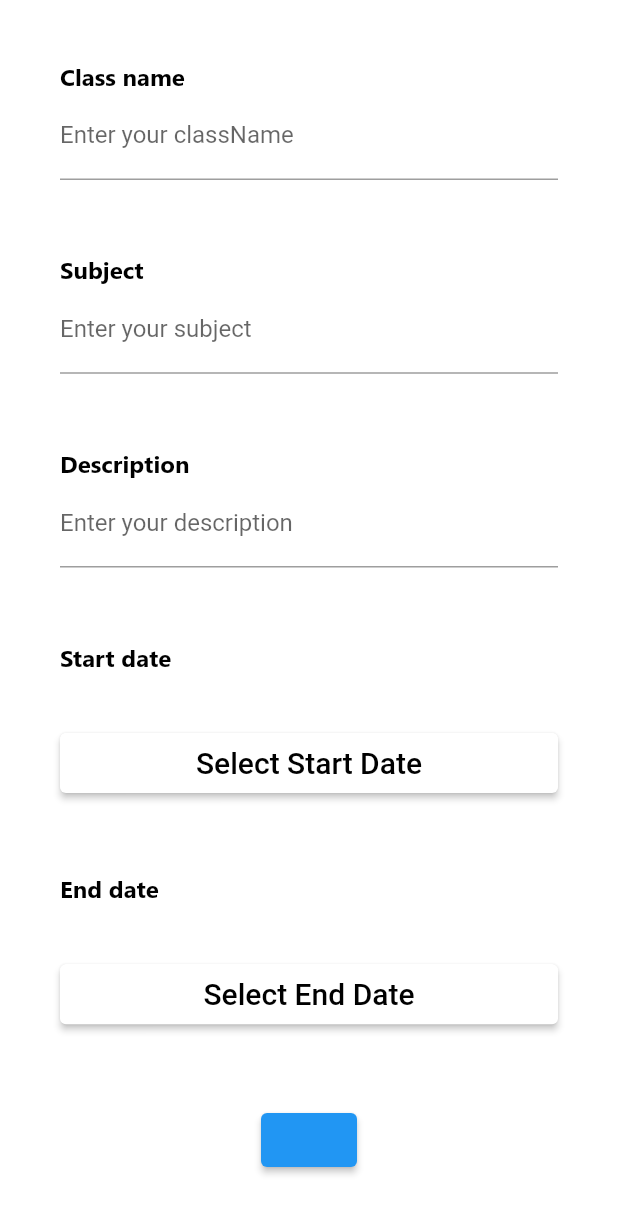
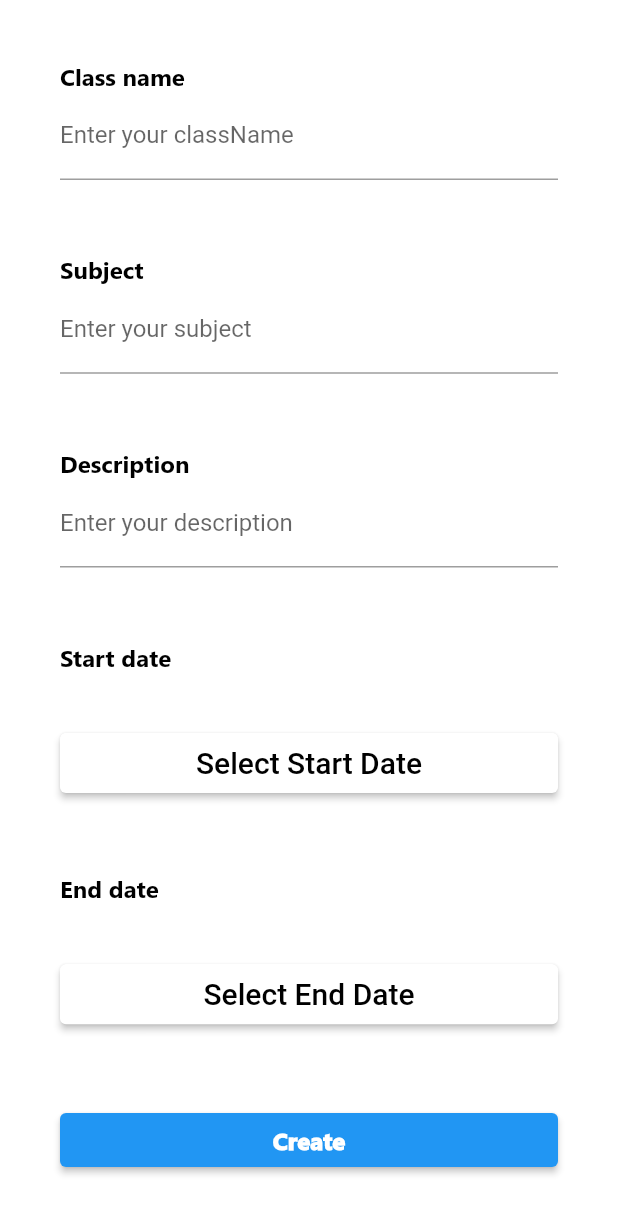
Before and after one commit to nguyenchiemdu/TESMA, a Flutter app: the screen it shows once a user with an empty profile is signed in, after a tap on the "add" icon, on a phone screen of 412 x 824 dp. Shown: the top 1214 px of the screen. Run offline on Flutter 3.47's test engine with Material 2 defaults, Android fonts, the phone set to English and light mode, and no system bars; our stand-ins replace cloud_firestore, firebase_auth, firebase_core, fluttertoast, google_sign_in; accounts and stored records are empty.

Commit message:
fix warning class

```diff
--- a/lib/views/classes_screen/InputClass_screen.dart
+++ b/lib/views/classes_screen/InputClass_screen.dart
@@ -6,12 +6,14 @@ import 'package:cloud_firestore/cloud_firestore.dart';
 import 'package:flutter/rendering.dart';
 
 
-class InputClassScreen extends StatefulWidget{
+class InputClassScreen extends StatefulWidget {
   InputClassScreen(this.rendering);
+
   @override
   _InputClassScreen createState() {
     return _InputClassScreen();
   }
+
   Function rendering;
 }
 
@@ -30,7 +32,8 @@ class _InputClassScreen extends State<InputClassScreen> {
 
   DateTime startDate;
   DateTime endDate;
-  Map<String,dynamic> newClass = {};
+  Map<String, dynamic> newClass = {};
+
   String getStartDate() {
     if (startDate == null) {
       return 'Select Start Date';
@@ -39,6 +42,7 @@ class _InputClassScreen extends State<InputClassScreen> {
       return '${startDate.day}/${startDate.month}/${startDate.year}';
     }
   }
+
   String getEndDate() {
     if (endDate == null) {
       return 'Select End Date';
@@ -47,26 +51,36 @@ class _InputClassScreen extends State<InputClassScreen> {
       return '${endDate.day}/${endDate.month}/${endDate.year}';
     }
   }
+
   Future pickStartDate(BuildContext context) async {
     final initialDate = DateTime.now();
     final newDate = await showDatePicker(
       context: context,
       initialDate: startDate ?? initialDate,
-      firstDate: DateTime(DateTime.now().year - 5),
-      lastDate: DateTime(DateTime.now().year + 5),
+      firstDate: DateTime(DateTime
+          .now()
+          .year - 5),
+      lastDate: DateTime(DateTime
+          .now()
+          .year + 5),
     );
 
     if (newDate == null) return;
 
     setState(() => startDate = newDate);
   }
+
   Future pickEndDate(BuildContext context) async {
     final initialDate = DateTime.now();
     final newDate = await showDatePicker(
       context: context,
       initialDate: endDate ?? initialDate,
-      firstDate: DateTime(DateTime.now().year - 5),
-      lastDate: DateTime(DateTime.now().year + 5),
+      firstDate: DateTime(DateTime
+          .now()
+          .year - 5),
+      lastDate: DateTime(DateTime
+          .now()
+          .year + 5),
     );
 
     if (newDate == null) return;
@@ -76,7 +90,8 @@ class _InputClassScreen extends State<InputClassScreen> {
 
   @override
   Widget build(BuildContext context) {
-    Future<void> classSetup( String classname, String subject, String description, String startdate, String enddate) async {
+    Future<void> classSetup(String classname, String subject,
+        String description, String startdate, String enddate) async {
       CollectionReference classes =
       FirebaseFirestore.instance.collection('classes');
       DateTime createdate = DateTime.now();
@@ -84,33 +99,39 @@ class _InputClassScreen extends State<InputClassScreen> {
         //'classID': classid,
         'className': classname,
         'createDate': createdate,
-        'start' : startdate,
-        'end' : enddate,
-      }).then((value)  {
+        'start': startdate,
+        'end': enddate,
+      }).then((value) {
         newClass = {
           //'classID': classid,
           'className': classname,
           'createDate': createdate,
-          'start' : startdate,
-          'end' : enddate,
+          'start': startdate,
+          'end': enddate,
         };
         widget.rendering(newClass);
         showDialog(
             context: context,
-            builder: (context){
+            builder: (context) {
               return Dialog(
                 child: Container(
                   child: FloatingActionButton(
                     child: Text("OK"),
-                    onPressed: (){Navigator.pop(context);Navigator.pop(context);},
+                    onPressed: () {
+                      Navigator.pop(context);
+                      Navigator.pop(context);
+                    },
                   ),
                 ),
               );
             });
-      }).onError((error, stackTrace){ print(error.code);});
+      }).onError((error, stackTrace) {
+        print(error.code);
+      });
       return;
     }
     return new Scaffold(
+      resizeToAvoidBottomInset: false,
       backgroundColor: Colors.white,
       body: new Container(
           padding: const EdgeInsets.all(40.0),
@@ -130,7 +151,8 @@ class _InputClassScreen extends State<InputClassScreen> {
             ]),
               new TextField(
                 controller: classNameController,
-                decoration: new InputDecoration(labelText: "Enter your className"),
+                decoration: new InputDecoration(
+                    labelText: "Enter your className"),
                 keyboardType: TextInputType.text,
               ),
               Spacer(),
@@ -148,7 +170,8 @@ class _InputClassScreen extends State<InputClassScreen> {
               ]),
               new TextField(
                 controller: subjectController,
-                decoration: new InputDecoration(labelText: "Enter your subject"),
+                decoration: new InputDecoration(
+                    labelText: "Enter your subject"),
                 keyboardType: TextInputType.text,
               ),
               Spacer(),
@@ -166,7 +189,8 @@ class _InputClassScreen extends State<InputClassScreen> {
               ]),
               new TextField(
                 controller: descriptionController,
-                decoration: new InputDecoration(labelText: "Enter your description"),
+                decoration: new InputDecoration(
+                    labelText: "Enter your description"),
                 keyboardType: TextInputType.text,
               ),
               Spacer(),
@@ -182,7 +206,9 @@ class _InputClassScreen extends State<InputClassScreen> {
                   ),
                 ),
               ]),
-              ButtonHeaderWidget(title: 'Start date', text: getStartDate(), onClicked: () => pickStartDate(context)),
+              ButtonHeaderWidget(title: 'Start date',
+                  text: getStartDate(),
+                  onClicked: () => pickStartDate(context)),
               Spacer(),
               Row(children: [
                 Text(
@@ -196,31 +222,38 @@ class _InputClassScreen extends State<InputClassScreen> {
                   ),
                 ),
               ]),
-              ButtonHeaderWidget(title: 'End date', text: getEndDate(), onClicked: () => pickEndDate(context)),
+              ButtonHeaderWidget(title: 'End date',
+                  text: getEndDate(),
+                  onClicked: () => pickEndDate(context)),
               Spacer(),
-              Center(
-                child: ElevatedButton(
-                  onPressed: () async{
+              ElevatedButton(
+                onPressed: () async {
                   try {
                     await Firebase.initializeApp();
                     await classSetup(
-                          classNameController.text, subjectController.text, descriptionController.text, getStartDate(), getEndDate());
-                      // ScaffoldMessenger.of(context).showSnackBar(
-                      //   SnackBar(
-                      //     content: const Text('Awesome Snackbar!'),
-                      //   ),
-                      //
-                      // );
-
+                        classNameController.text, subjectController.text,
+                        descriptionController.text, getStartDate(),
+                        getEndDate());
                   } on FirebaseAuthException catch (e) {
                     print(e.code);
                   } catch (e) {
                     print(e.toString());
                   }
-
                 },
+                child: Container(
+                  child: Center(
+                    child: Text(
+                      'Create',
+                      style: TextStyle(
+                        color: Colors.white,
+                        fontSize: 16,
+                        fontFamily: 'SegoeUI',
+                        fontWeight: FontWeight.w900,
                       ),
-              )
+                    ),
+                  ),
+                ),
+              ),
             ],
           )),
     );
```
Also changed, not shown: lib/views/classes_screen/class_screen.dart (deleted, +0 -66 lines). Lines whose indentation alone changed are shown as unchanged.
